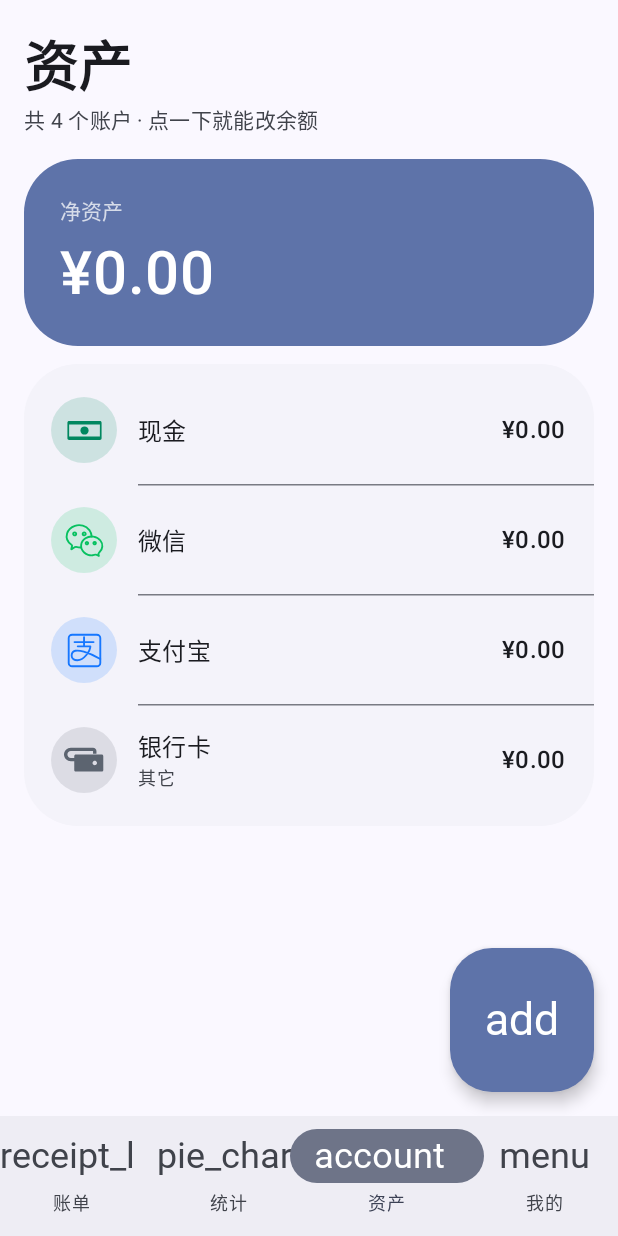
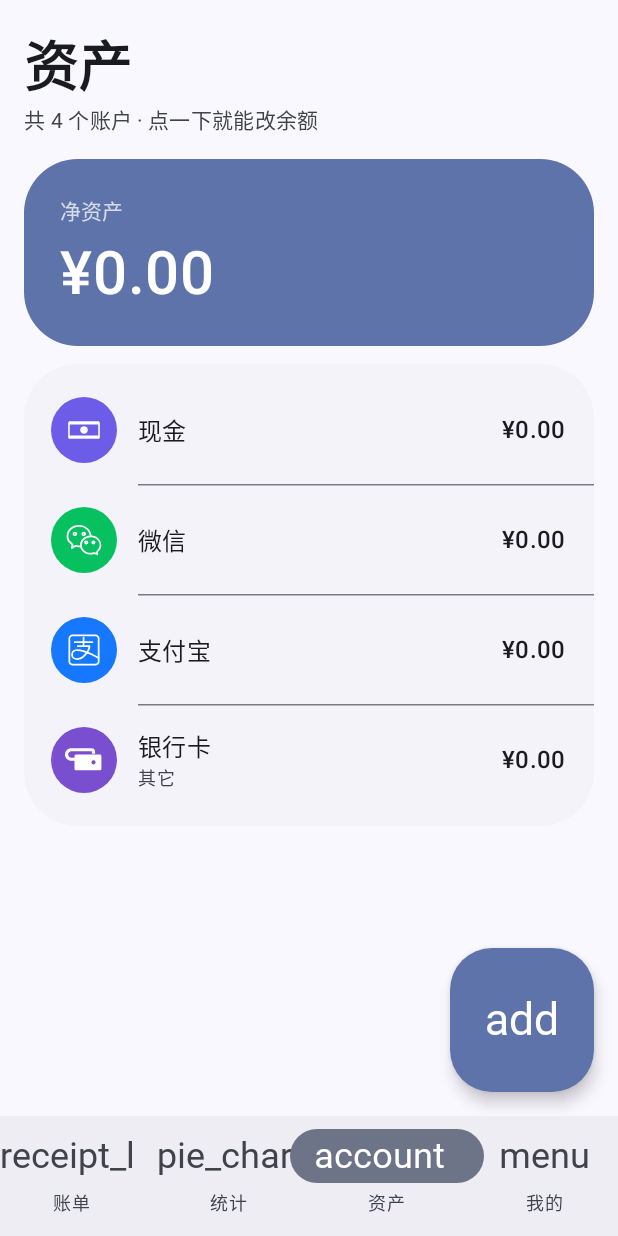
Before and after one commit to cyhkbl/Within, an Android app built with Jetpack Compose: the screen it shows after launch (MainActivity), item 3 of the bottom bar chosen, on a phone screen of 412 x 824 dp. Run offline under Robolectric (Android 15) with nearby library versions, the phone set to English and light mode, and no system bars; our stand-ins replace Material 3 Expressive styles (plain Material 3 is drawn), Room's generated code; Roboto replaces fonts that are not available here.

Commit message:
feat(assets): money-app style channel icons and two-step account creation
Icons now follow the pattern every wallet app uses: filled brand-colour
circle with a white mark, instead of a tinted outline on a pale circle.

Channel catalogue grows to 23 entries grouped like Qianji's asset picker:
funds (cash, WeChat, WeChat change, Alipay, Yu'ebao, bank cards, the big
four banks plus BoCom, QQ wallet, other), credit cards (credit, Huabei,
Jiebei, Baitiao) and prepaid (phone, utilities, meal card, deposit).

Account creation is now two steps - pick a channel, then fill in name and
balance - so the dialog is not squeezed. Editing an account shows its
channel on its own row; tapping it reopens the picker.

```diff
--- a/app/build.gradle.kts
+++ b/app/build.gradle.kts
@@ -12,8 +12,8 @@ android {
         applicationId = "io.github.cyhkbl.within"
         minSdk = 26
         targetSdk = 37
-        versionCode = 10
-        versionName = "1.3.2"
+        versionCode = 11
+        versionName = "1.4.0"
         vectorDrawables { useSupportLibrary = true }
     }
 
--- a/app/src/main/java/io/github/cyhkbl/within/data/AccountChannels.kt
+++ b/app/src/main/java/io/github/cyhkbl/within/data/AccountChannels.kt
@@ -4,45 +4,82 @@ package io.github.cyhkbl.within.data
  * 账户的「渠道」。
  *
  * 记账人的心智是「钱在微信里」「钱在工商银行」，而不是「这是一个钱包类账户」，
- * 所以账户类型直接就是渠道本身：微信、支付宝、工商银行……
+ * 所以账户类型直接就是渠道本身。分组沿用钱迹的三段：资金 / 信用 / 充值。
  * 同名账户再次新建时自动加序号（微信 → 微信2 → 微信3）。
  */
 data class AccountChannel(
     val key: String,
     val label: String,
-    val icon: String,      // 图标标识，用于在 ui 层映射到具体图形
-    val group: String      // FUND 资金 / CREDIT 信用
+    val group: String,     // FUND 资金 / CREDIT 信用 / RECHARGE 充值
+    val brand: Long        // ARGB 品牌色
 )
 
 object AccountChannels {
 
+    const val FUND = "FUND"
+    const val CREDIT = "CREDIT"
+    const val RECHARGE = "RECHARGE"
+
     val all: List<AccountChannel> = listOf(
-        AccountChannel("cash", "现金", "cash", "FUND"),
-        AccountChannel("wechat", "微信", "wechat", "FUND"),
-        AccountChannel("alipay", "支付宝", "alipay", "FUND"),
-        AccountChannel("icbc", "工商银行", "icbc", "FUND"),
-        AccountChannel("boc", "中国银行", "boc", "FUND"),
-        AccountChannel("cmb", "招商银行", "cmb", "FUND"),
-        AccountChannel("ccb", "建设银行", "ccb", "FUND"),
-        AccountChannel("abc", "农业银行", "abc", "FUND"),
-        AccountChannel("bocom", "交通银行", "bocom", "FUND"),
-        AccountChannel("credit", "信用卡", "credit", "CREDIT"),
-        AccountChannel("other", "其它", "other", "FUND")
+        // ── 资金账户 ──
+        AccountChannel("cash", "现金", FUND, 0xFF6C5CE7),
+        AccountChannel("wechat", "微信", FUND, 0xFF07C160),
+        AccountChannel("wechat_change", "微信零钱通", FUND, 0xFFF5B301),
+        AccountChannel("alipay", "支付宝", FUND, 0xFF1677FF),
+        AccountChannel("yuebao", "余额宝", FUND, 0xFFFF6B35),
+        AccountChannel("yulibao", "余利宝", FUND, 0xFF2E86FF),
+        AccountChannel("bank", "银行卡", FUND, 0xFF2E86DE),
+        AccountChannel("icbc", "工商银行", FUND, 0xFFC7000B),
+        AccountChannel("boc", "中国银行", FUND, 0xFFA6093D),
+        AccountChannel("cmb", "招商银行", FUND, 0xFFD3001D),
+        AccountChannel("ccb", "建设银行", FUND, 0xFF0055A5),
+        AccountChannel("abc", "农业银行", FUND, 0xFF009B4C),
+        AccountChannel("bocom", "交通银行", FUND, 0xFF005BAC),
+        AccountChannel("qq", "QQ 钱包", FUND, 0xFF12B7F5),
+        AccountChannel("other", "其它", FUND, 0xFF7A4FCF),
+
+        // ── 信用卡账户 ──
+        AccountChannel("credit", "信用卡", CREDIT, 0xFFFF7043),
+        AccountChannel("huabei", "花呗", CREDIT, 0xFF1677FF),
+        AccountChannel("jiebei", "借呗", CREDIT, 0xFF1677FF),
+        AccountChannel("baitiao", "京东白条", CREDIT, 0xFFE1251B),
+
+        // ── 充值账户 ──
+        AccountChannel("phone", "话费", RECHARGE, 0xFFFF6B35),
+        AccountChannel("utility", "水电", RECHARGE, 0xFF16A085),
+        AccountChannel("meal_card", "饭卡", RECHARGE, 0xFFF39C12),
+        AccountChannel("deposit", "押金", RECHARGE, 0xFF3498DB)
     )
+
+    val fundChannels get() = all.filter { it.group == FUND }
+    val creditChannels get() = all.filter { it.group == CREDIT }
+    val rechargeChannels get() = all.filter { it.group == RECHARGE }
 
     fun byKey(key: String?): AccountChannel? = all.firstOrNull { it.key == key }
 
     fun labelOf(key: String?): String = byKey(key)?.label ?: "其它"
 
+    fun groupLabel(group: String): String = when (group) {
+        CREDIT -> "信用卡账户"
+        RECHARGE -> "充值账户"
+        else -> "资金账户"
+    }
+
     /**
-     * 老数据迁移：按账户名猜渠道。之前 type 存的是 CASH/WALLET/BANK/CREDIT/INVEST，
-     * 这里把名字里带的机构识别出来，识别不出就落到其它。
+     * 老数据迁移：按账户名猜渠道。
      */
     fun inferFromName(name: String, legacyType: String?): String {
         val n = name.trim()
         return when {
+            n.contains("零钱通") -> "wechat_change"
             n.contains("微信") -> "wechat"
-            n.contains("支付宝") || n.contains("余额宝") -> "alipay"
+            n.contains("余额宝") -> "yuebao"
+            n.contains("余利宝") -> "yulibao"
+            n.contains("支付宝") -> "alipay"
+            n.contains("花呗") -> "huabei"
+            n.contains("借呗") -> "jiebei"
+            n.contains("白条") -> "baitiao"
+            n.contains("QQ") || n.contains("qq") -> "qq"
             n.contains("工商") -> "icbc"
             n.contains("中国银行") || n == "中行" -> "boc"
             n.contains("招商") -> "cmb"
@@ -51,14 +88,16 @@ object AccountChannels {
             n.contains("交通银行") -> "bocom"
             n.contains("信用") || legacyType == "CREDIT" -> "credit"
             n.contains("现金") || legacyType == "CASH" -> "cash"
-            legacyType == "WALLET" -> "other"
+            n.contains("话费") -> "phone"
+            n.contains("水电") -> "utility"
+            n.contains("饭卡") -> "meal_card"
+            n.contains("押金") -> "deposit"
             else -> "other"
         }
     }
 
     /**
      * 新建同渠道账户时的默认名字：第一个用渠道名，之后依次加序号。
-     * 「微信」之后新建就是「微信2」「微信3」。
      */
     fun nextName(channelKey: String, existing: List<String>): String {
         val base = labelOf(channelKey)
--- a/app/src/main/java/io/github/cyhkbl/within/ui/components/ChannelGlyph.kt
+++ b/app/src/main/java/io/github/cyhkbl/within/ui/components/ChannelGlyph.kt
@@ -14,59 +14,67 @@ import androidx.compose.ui.res.painterResource
 import androidx.compose.ui.unit.Dp
 import androidx.compose.ui.unit.dp
 import io.github.cyhkbl.within.R
-
-private data class ChannelSkin(
-    val brand: Color,
-    val iconRes: Int? = null,
-    val symbol: String? = null
-)
+import io.github.cyhkbl.within.data.AccountChannels
 
 /**
- * 账户渠道图标。
- *
- * 微信、支付宝和几家银行用的是 Arcticons 提供的官方 logo 轮廓（CC BY-SA 4.0，
- * 见 NOTICE），单色描边，按品牌色上色，容器是同一品牌的低透明底。
- * 交通银行没有现成 logo，退回 Material Symbols 的通用银行图标。
+ * 账户渠道图标：实心品牌色圆 + 白色图形，和钱迹、各家 App 的图标是同一个套路。
  */
 @Composable
 fun ChannelGlyph(channel: String?, size: Dp = 44.dp) {
-    val skin = channelSkin(channel)
+    val spec = AccountChannels.byKey(channel)
+    val brand = Color(spec?.brand ?: 0xFF7A4FCF)
+    val drawable = drawableFor(channel)
+    val symbol = symbolFor(channel)
+
     Box(
         modifier = Modifier
             .size(size)
             .clip(CircleShape)
-            .background(skin.brand.copy(alpha = 0.16f)),
+            .background(brand),
         contentAlignment = Alignment.Center
     ) {
-        val res = skin.iconRes
-        if (res != null) {
-            // 图标本身已经烤进品牌色，这里不能再 tint，否则会被主题色盖掉
+        if (drawable != null) {
             Icon(
-                painter = painterResource(res),
+                painter = painterResource(drawable),
                 contentDescription = null,
-                tint = Color.Unspecified,
-                modifier = Modifier.size(size * 0.62f)
+                tint = Color.White,
+                modifier = Modifier.size(size * 0.58f)
             )
         } else {
             SymbolText(
-                name = skin.symbol ?: "account_balance",
-                size = size * 0.52f,
-                color = skin.brand
+                name = symbol,
+                size = size * 0.5f,
+                color = Color.White
             )
         }
     }
 }
 
-private fun channelSkin(channel: String?): ChannelSkin = when (channel) {
-    "wechat" -> ChannelSkin(Color(0xFF07C160), R.drawable.ic_channel_wechat)
-    "alipay" -> ChannelSkin(Color(0xFF1677FF), R.drawable.ic_channel_alipay)
-    "icbc" -> ChannelSkin(Color(0xFFC7000B), R.drawable.ic_channel_icbc)
-    "boc" -> ChannelSkin(Color(0xFFA6093D), R.drawable.ic_channel_boc)
-    "cmb" -> ChannelSkin(Color(0xFFD3001D), R.drawable.ic_channel_cmb)
-    "ccb" -> ChannelSkin(Color(0xFF0055A5), R.drawable.ic_channel_ccb)
-    "abc" -> ChannelSkin(Color(0xFF009B4C), R.drawable.ic_channel_abc)
-    "bocom" -> ChannelSkin(Color(0xFF005BAC), symbol = "account_balance")
-    "cash" -> ChannelSkin(Color(0xFF00875F), R.drawable.ic_channel_cash)
-    "credit" -> ChannelSkin(Color(0xFF7A4FCF), R.drawable.ic_channel_credit)
-    else -> ChannelSkin(Color(0xFF5C6470), R.drawable.ic_channel_other)
+/** 有官方 logo 轮廓的渠道。 */
+private fun drawableFor(channel: String?): Int? = when (channel) {
+    "wechat" -> R.drawable.ic_channel_wechat
+    "alipay" -> R.drawable.ic_channel_alipay
+    "icbc" -> R.drawable.ic_channel_icbc
+    "boc" -> R.drawable.ic_channel_boc
+    "cmb" -> R.drawable.ic_channel_cmb
+    "ccb" -> R.drawable.ic_channel_ccb
+    "abc" -> R.drawable.ic_channel_abc
+    "cash" -> R.drawable.ic_channel_cash
+    "credit", "huabei", "jiebei", "baitiao" -> R.drawable.ic_channel_credit
+    "other" -> R.drawable.ic_channel_other
+    else -> null
 }
+
+/** 没有 logo 的渠道用 Material Symbols 近似。 */
+private fun symbolFor(channel: String?): String = when (channel) {
+    "wechat_change" -> "savings"
+    "yuebao", "yulibao" -> "savings"
+    "bank" -> "credit_card"
+    "bocom" -> "account_balance"
+    "qq" -> "chat"
+    "phone" -> "smartphone"
+    "utility" -> "bolt"
+    "meal_card" -> "restaurant"
+    "deposit" -> "savings"
+    else -> "account_balance_wallet"
+}
--- a/app/src/main/res/drawable/ic_channel_abc.xml
+++ b/app/src/main/res/drawable/ic_channel_abc.xml
@@ -4,21 +4,21 @@
     android:viewportWidth="48"
     android:viewportHeight="48">
     <path
-        android:strokeColor="#009B4C"
+        android:strokeColor="#FFFFFF"
         android:strokeWidth="2.2"
         android:strokeLineCap="round"
         android:strokeLineJoin="round"
         android:fillColor="#00000000"
         android:pathData="M45.5 24c0 11.874-9.626 21.5-21.5 21.5S2.5 35.874 2.5 24S12.126 2.5 24 2.5S45.5 12.126 45.5 24" />
     <path
-        android:strokeColor="#009B4C"
+        android:strokeColor="#FFFFFF"
         android:strokeWidth="2.2"
         android:strokeLineCap="round"
         android:strokeLineJoin="round"
         android:fillColor="#00000000"
         android:pathData="M16.866 8.938v20.953c0 .627.504 1.131 1.13 1.131h3.671v9.493C13.438 39.355 7.32 32.31 7.32 24a16.68 16.68 0 0 1 9.538-15.074m14.277 20.965c0 .627-.505 1.131-1.132 1.131h-3.67v9.493a16.68 16.68 0 0 0 4.802-31.592z" />
     <path
-        android:strokeColor="#009B4C"
+        android:strokeColor="#FFFFFF"
         android:strokeWidth="2.2"
         android:strokeLineCap="round"
         android:strokeLineJoin="round"
--- a/app/src/main/res/drawable/ic_channel_alipay.xml
+++ b/app/src/main/res/drawable/ic_channel_alipay.xml
@@ -4,14 +4,14 @@
     android:viewportWidth="48"
     android:viewportHeight="48">
     <path
-        android:strokeColor="#1677FF"
+        android:strokeColor="#FFFFFF"
         android:strokeWidth="2.2"
         android:strokeLineCap="round"
         android:strokeLineJoin="round"
         android:fillColor="#00000000"
         android:pathData="M12.325 14.168h22.286M23.468 8.496v10.663M42.5 33.99c-6.65-3.897-33.565-17.803-33.565-3.784c0 3.485 3.39 5.17 6.673 5.17c7.86 0 15.252-10.95 15.252-16.217H16.077" />
     <path
-        android:strokeColor="#1677FF"
+        android:strokeColor="#FFFFFF"
         android:strokeWidth="2.2"
         android:strokeLineCap="round"
         android:strokeLineJoin="round"
--- a/app/src/main/res/drawable/ic_channel_boc.xml
+++ b/app/src/main/res/drawable/ic_channel_boc.xml
@@ -4,21 +4,21 @@
     android:viewportWidth="48"
     android:viewportHeight="48">
     <path
-        android:strokeColor="#A6093D"
+        android:strokeColor="#FFFFFF"
         android:strokeWidth="2.2"
         android:strokeLineCap="round"
         android:strokeLineJoin="round"
         android:fillColor="#00000000"
         android:pathData="M2.5,24 a21.5,21.5 0 1,0 43,0 a21.5,21.5 0 1,0 -43,0 Z" />
     <path
-        android:strokeColor="#A6093D"
+        android:strokeColor="#FFFFFF"
         android:strokeWidth="2.2"
         android:strokeLineCap="round"
         android:strokeLineJoin="round"
         android:fillColor="#00000000"
         android:pathData="M20,16 h8 a4,4 0 0,1 4,4 v8 a4,4 0 0,1 -4,4 h-8 a4,4 0 0,1 -4,-4 v-8 a4,4 0 0,1 4,-4 Z" />
     <path
-        android:strokeColor="#A6093D"
+        android:strokeColor="#FFFFFF"
         android:strokeWidth="2.2"
         android:strokeLineCap="round"
         android:strokeLineJoin="round"
--- a/app/src/main/res/drawable/ic_channel_cash.xml
+++ b/app/src/main/res/drawable/ic_channel_cash.xml
@@ -4,9 +4,9 @@
     android:viewportWidth="24"
     android:viewportHeight="24">
     <path
-        android:fillColor="#00875F"
+        android:fillColor="#FFFFFF"
         android:pathData="M3,6.5h18c0.6,0 1,0.4 1,1v9c0,0.6 -0.4,1 -1,1H3c-0.6,0 -1,-0.4 -1,-1v-9c0,-0.6 0.4,-1 1,-1zM3,8.5v7h18v-7z" />
     <path
-        android:fillColor="#00875F"
+        android:fillColor="#FFFFFF"
         android:pathData="M12,9.6a2.4,2.4 0 1,0 0,4.8a2.4,2.4 0 1,0 0,-4.8z" />
 </vector>
--- a/app/src/main/res/drawable/ic_channel_ccb.xml
+++ b/app/src/main/res/drawable/ic_channel_ccb.xml
@@ -4,7 +4,7 @@
     android:viewportWidth="48"
     android:viewportHeight="48">
     <path
-        android:strokeColor="#0055A5"
+        android:strokeColor="#FFFFFF"
         android:strokeWidth="2.2"
         android:strokeLineCap="round"
         android:strokeLineJoin="round"
--- a/app/src/main/res/drawable/ic_channel_cmb.xml
+++ b/app/src/main/res/drawable/ic_channel_cmb.xml
@@ -4,20 +4,20 @@
     android:viewportWidth="48"
     android:viewportHeight="48">
     <path
-        android:strokeColor="#D3001D"
+        android:strokeColor="#FFFFFF"
         android:strokeWidth="2.2"
         android:strokeLineCap="round"
         android:strokeLineJoin="round"
         android:fillColor="#00000000"
         android:pathData="m22.064 32.79l-6.012-14.8l-6.012 14.8z" />
     <path
-        android:fillColor="#D3001D"
+        android:fillColor="#FFFFFF"
         android:pathData="m33.884 32.79l-6.012-14.8l-6.012 14.8z" />
     <path
-        android:fillColor="#D3001D"
+        android:fillColor="#FFFFFF"
         android:pathData="m11.07 39.397l-4.537-6.58l11.35-27.701l5.997 14.799l5.997-14.8l11.35 27.702l-4.536 6.58z" />
     <path
-        android:strokeColor="#D3001D"
+        android:strokeColor="#FFFFFF"
         android:strokeWidth="2.2"
         android:strokeLineCap="round"
         android:strokeLineJoin="round"
--- a/app/src/main/res/drawable/ic_channel_credit.xml
+++ b/app/src/main/res/drawable/ic_channel_credit.xml
@@ -4,6 +4,6 @@
     android:viewportWidth="24"
     android:viewportHeight="24">
     <path
-        android:fillColor="#7A4FCF"
+        android:fillColor="#FFFFFF"
         android:pathData="M3,5.5h18c0.6,0 1,0.4 1,1v11c0,0.6 -0.4,1 -1,1H3c-0.6,0 -1,-0.4 -1,-1v-11c0,-0.6 0.4,-1 1,-1zM3,7.5v2.6h18V7.5zM3,12.1v3.4h18v-3.4z" />
 </vector>
--- a/app/src/main/res/drawable/ic_channel_icbc.xml
+++ b/app/src/main/res/drawable/ic_channel_icbc.xml
@@ -4,7 +4,7 @@
     android:viewportWidth="48"
     android:viewportHeight="48">
     <path
-        android:strokeColor="#C7000B"
+        android:strokeColor="#FFFFFF"
         android:strokeWidth="2.2"
         android:strokeLineCap="round"
         android:strokeLineJoin="round"
--- a/app/src/main/res/drawable/ic_channel_other.xml
+++ b/app/src/main/res/drawable/ic_channel_other.xml
@@ -4,6 +4,6 @@
     android:viewportWidth="24"
     android:viewportHeight="24">
     <path
-        android:fillColor="#5C6470"
+        android:fillColor="#FFFFFF"
         android:pathData="M4,4.5h13c1.1,0 2,0.9 2,2v1.6h-2V6.5H4a2,2 0 1,0 0,4h2v2H4a4,4 0 1,1 0,-8zM7,8.5h15c0.6,0 1,0.4 1,1v8c0,0.6 -0.4,1 -1,1H7c-0.6,0 -1,-0.4 -1,-1v-8c0,-0.6 0.4,-1 1,-1zM18,12.2a1.3,1.3 0 1,0 0,2.6a1.3,1.3 0 1,0 0,-2.6z" />
 </vector>
--- a/app/src/main/res/drawable/ic_channel_wechat.xml
+++ b/app/src/main/res/drawable/ic_channel_wechat.xml
@@ -4,14 +4,14 @@
     android:viewportWidth="48"
     android:viewportHeight="48">
     <path
-        android:strokeColor="#07C160"
+        android:strokeColor="#FFFFFF"
         android:strokeWidth="2.2"
         android:strokeLineCap="round"
         android:strokeLineJoin="round"
         android:fillColor="#00000000"
         android:pathData="M20 32.17a21.3 21.3 0 0 1-5.81-.71a2.63 2.63 0 0 0-1.45.24c-1.35.76-2.64 1.62-4.17 2.58c.28-1.27.46-2.38.78-3.45a1.31 1.31 0 0 0-.6-1.74c-4.65-3.28-6.61-8.2-5.14-13.26c1.36-4.68 4.69-7.51 9.22-9a15.47 15.47 0 0 1 16.89 4.94a15.1 15.1 0 0 1 2.71 7.55m-18.13-3a1.79 1.79 0 0 0-1.72-1.78a1.73 1.73 0 0 0-1.81 1.68a1.71 1.71 0 0 0 1.7 1.78a1.76 1.76 0 0 0 1.83-1.68m9.3-1.78a1.79 1.79 0 0 0-1.75 1.76a1.75 1.75 0 0 0 1.8 1.7a1.73 1.73 0 1 0 0-3.46Z" />
     <path
-        android:strokeColor="#07C160"
+        android:strokeColor="#FFFFFF"
         android:strokeWidth="2.2"
         android:strokeLineCap="round"
         android:strokeLineJoin="round"
```
Also changed, not shown: app/src/main/java/io/github/cyhkbl/within/ui/assets/AssetsScreen.kt (+173 -77 lines), 1 other file.
